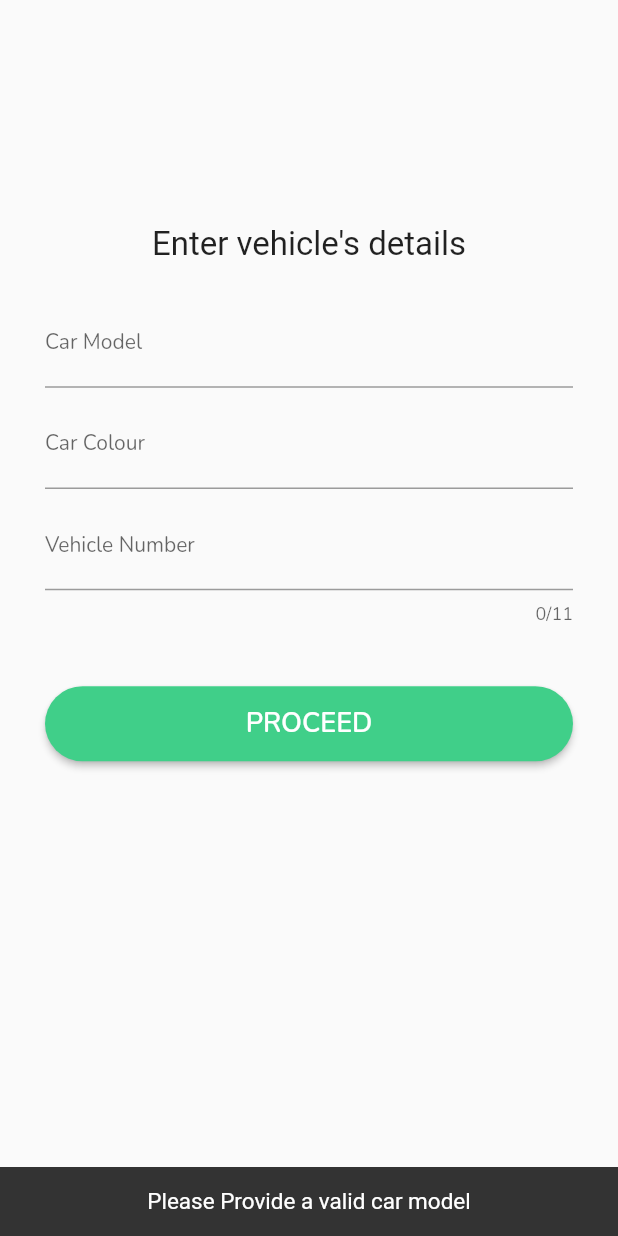
After one commit to RivaanRanawat/car-drivers-app, a Flutter app: the VehicleInfoScreen screen opened by its route, after a tap on "PROCEED", on a phone screen of 412 x 824 dp. The commit adds this screen. Run offline on Flutter 3.47's test engine with Material 2 defaults, Android fonts, the phone set to English and light mode, and no system bars; our stand-ins replace connectivity, firebase_auth, firebase_core, firebase_database, google_maps_flutter; accounts and stored records are empty; network calls fail; Roboto replaces fonts that are missing (Bolt-Bold); statements that could not run were skipped.

Commit message:
staying logged in and saving vehicle info

```diff
--- a/lib/main.dart
+++ b/lib/main.dart
@@ -1,8 +1,11 @@
+import 'package:car_driver_app/universal_variables.dart';
+import 'package:firebase_auth/firebase_auth.dart';
 import 'package:firebase_core/firebase_core.dart';
 import 'package:flutter/material.dart';
 import "./screens/home_screen.dart";
 import "./screens/login_screen.dart";
 import "./screens/signup_screen.dart";
+import "./screens/vehicleinfo_screen.dart";
 import "dart:io";
 
 Future<void> main() async {
@@ -23,6 +26,8 @@ Future<void> main() async {
           ),
   );
 
+  currentFirebaseUser = await FirebaseAuth.instance.currentUser();
+
   runApp(MyApp());
 }
 
@@ -37,11 +42,12 @@ class MyApp extends StatelessWidget {
         primarySwatch: Colors.blue,
         visualDensity: VisualDensity.adaptivePlatformDensity,
       ),
-      initialRoute: SignUpScreen.id,
+      initialRoute: (currentFirebaseUser == null) ? LoginScreen.id : HomeScreen.id,
       routes: {
         HomeScreen.id: (context) => HomeScreen(),
         LoginScreen.id: (context) => LoginScreen(),
-        SignUpScreen.id: (context) => SignUpScreen()
+        SignUpScreen.id: (context) => SignUpScreen(),
+        VehicleInfoScreen.id: (context) => VehicleInfoScreen()
       },
     );
   }
--- a/lib/screens/login_screen.dart
+++ b/lib/screens/login_screen.dart
@@ -34,7 +34,7 @@ class _LoginScreenState extends State<LoginScreen> {
     })).user;
 
     if(user != null) {
-      DatabaseReference userRef = FirebaseDatabase.instance.reference().child("users/${user.uid}");
+      DatabaseReference userRef = FirebaseDatabase.instance.reference().child("drivers/${user.uid}");
       userRef.once().then((DataSnapshot snapshot) {
         if(snapshot.value != null) {
           Navigator.pushNamedAndRemoveUntil(context, HomeScreen.id, (route) => false);
--- a/lib/screens/signup_screen.dart
+++ b/lib/screens/signup_screen.dart
@@ -1,5 +1,6 @@
 import 'package:car_driver_app/screens/home_screen.dart';
 import 'package:car_driver_app/screens/login_screen.dart';
+import 'package:car_driver_app/screens/vehicleinfo_screen.dart';
 import 'package:car_driver_app/universal_variables.dart';
 import 'package:car_driver_app/widgets/progress_dialog.dart';
 import 'package:car_driver_app/widgets/reusable_button.dart';
@@ -57,7 +58,9 @@ class _SignUpScreenState extends State<SignUpScreen> {
       };
 
       reference.set(userMap);
-      Navigator.pushNamedAndRemoveUntil(context, HomeScreen.id, (route) => false);
+      currentFirebaseUser = user;
+
+      Navigator.pushNamed(context, VehicleInfoScreen.id);
     }
   }
 
--- /dev/null
+++ b/lib/screens/vehicleinfo_screen.dart
@@ -0,0 +1,142 @@
+import 'package:car_driver_app/screens/home_screen.dart';
+import 'package:car_driver_app/universal_variables.dart';
+import 'package:car_driver_app/widgets/reusable_button.dart';
+import 'package:firebase_database/firebase_database.dart';
+import "package:flutter/material.dart";
+import 'package:flutter/services.dart';
+
+class VehicleInfoScreen extends StatelessWidget {
+  static const String id = "vehicleInfo";
+
+  final GlobalKey<ScaffoldState> scaffoldKey = new GlobalKey<ScaffoldState>();
+
+  var carModelController = TextEditingController();
+  var carColourController = TextEditingController();
+  var vehicleNumberController = TextEditingController();
+
+  void showSnackBar(String title) {
+    final snackBar = SnackBar(
+        content: Text(title,
+            textAlign: TextAlign.center, style: TextStyle(fontSize: 15)));
+    scaffoldKey.currentState.showSnackBar(snackBar);
+  }
+
+  void updateProfile(context) {
+    String id = currentFirebaseUser.uid;
+    DatabaseReference driverRef = FirebaseDatabase.instance
+        .reference()
+        .child("drivers/$id/vehicle_details");
+
+    Map map = {
+      "car_colour": carColourController.text,
+      "car_model": carModelController.text,
+      "vehicle_number": vehicleNumberController.text
+    };
+
+    driverRef.set(map);
+    Navigator.of(context)
+        .pushNamedAndRemoveUntil(HomeScreen.id, (route) => false);
+  }
+
+  @override
+  Widget build(BuildContext context) {
+    return Scaffold(
+      key: scaffoldKey,
+      body: SafeArea(
+        child: SingleChildScrollView(
+          child: Column(
+            children: [
+              SizedBox(height: 130),
+              Padding(
+                padding: const EdgeInsets.fromLTRB(30, 20, 30, 30),
+                child: Column(
+                  children: [
+                    Text(
+                      "Enter vehicle's details",
+                      style: TextStyle(fontFamily: "Bolt-Bold", fontSize: 22),
+                    ),
+                    SizedBox(
+                      height: 25,
+                    ),
+                    TextField(
+                      controller: carModelController,
+                      keyboardType: TextInputType.text,
+                      decoration: InputDecoration(
+                        labelText: "Car Model",
+                        hintStyle: TextStyle(
+                          color: Colors.grey,
+                          fontSize: 10,
+                        ),
+                      ),
+                      style: TextStyle(
+                        fontSize: 14,
+                      ),
+                    ),
+                    SizedBox(
+                      height: 10,
+                    ),
+                    TextField(
+                      controller: carColourController,
+                      keyboardType: TextInputType.text,
+                      decoration: InputDecoration(
+                        labelText: "Car Colour",
+                        hintStyle: TextStyle(
+                          color: Colors.grey,
+                          fontSize: 10,
+                        ),
+                      ),
+                      style: TextStyle(
+                        fontSize: 14,
+                      ),
+                    ),
+                    SizedBox(
+                      height: 10,
+                    ),
+                    TextField(
+                      controller: vehicleNumberController,
+                      maxLength: 11,
+                      keyboardType: TextInputType.phone,
+                      decoration: InputDecoration(
+                        labelText: "Vehicle Number",
+                        hintStyle: TextStyle(
+                          color: Colors.grey,
+                          fontSize: 10,
+                        ),
+                      ),
+                      style: TextStyle(
+                        fontSize: 14,
+                      ),
+                    ),
+                    SizedBox(
+                      height: 40,
+                    ),
+                    ReusableButton(
+                      color: UniversalVariables.colorGreen,
+                      text: "PROCEED",
+                      onPressed: () {
+                        if (carModelController.text.length < 3) {
+                          showSnackBar("Please Provide a valid car model");
+                          return;
+                        }
+                        if (carColourController.text.length < 3) {
+                          showSnackBar("Please Provide a car colour");
+                          return;
+                        }
+                        if (vehicleNumberController.text.length < 3) {
+                          showSnackBar("Please Provide a valid vehicle number");
+                          return;
+                        }
+
+                        updateProfile(context);
+                      },
+                    )
+                  ],
+                ),
+              ),
+            ],
+          ),
+        ),
+      ),
+    );
+  }
+}
--- a/lib/universal_variables.dart
+++ b/lib/universal_variables.dart
@@ -35,3 +35,4 @@ class UniversalVariables {
     zoom: 14.4746,
   );
 }
+FirebaseUser currentFirebaseUser;
```
